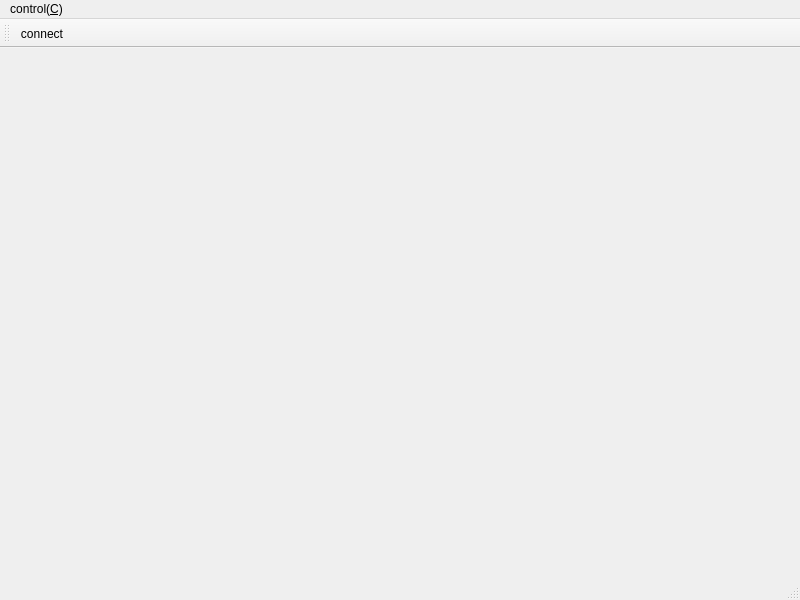
Before: the Qt Designer form mainwindow.ui in KcMeterCEC/LPMQ_client, drawn with Qt 5.
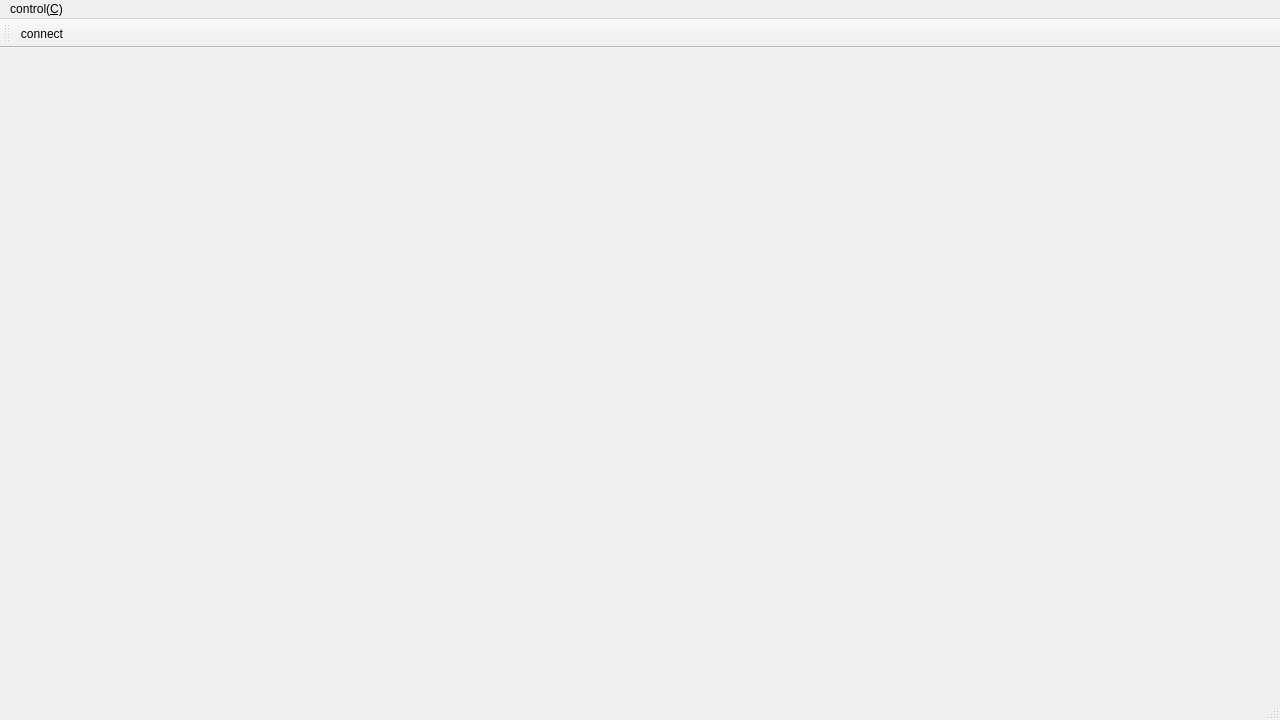
After: the same form once the commit is applied. Icons and pictures are not drawn.

Patch:
```diff
--- a/mainwindow.ui
+++ b/mainwindow.ui
@@ -6,8 +6,8 @@
    <rect>
     <x>0</x>
     <y>0</y>
-    <width>800</width>
-    <height>600</height>
+    <width>1280</width>
+    <height>720</height>
    </rect>
   </property>
   <property name="windowTitle">
@@ -28,7 +28,7 @@
     <rect>
      <x>0</x>
      <y>0</y>
-     <width>800</width>
+     <width>1280</width>
      <height>26</height>
     </rect>
    </property>
```
